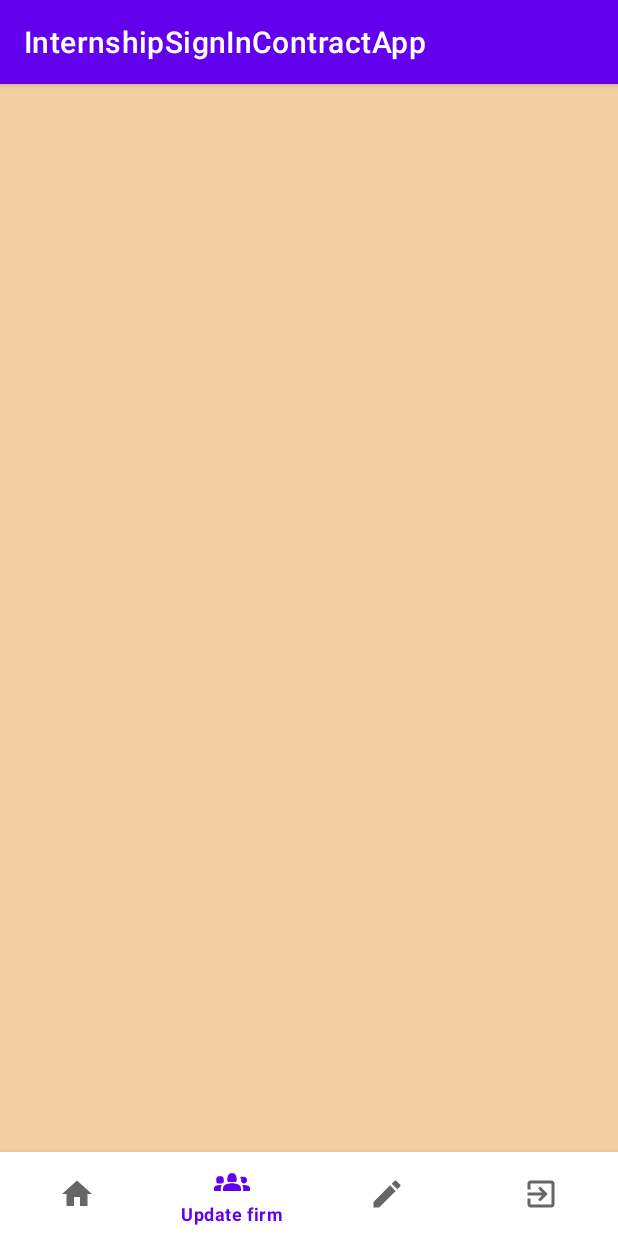
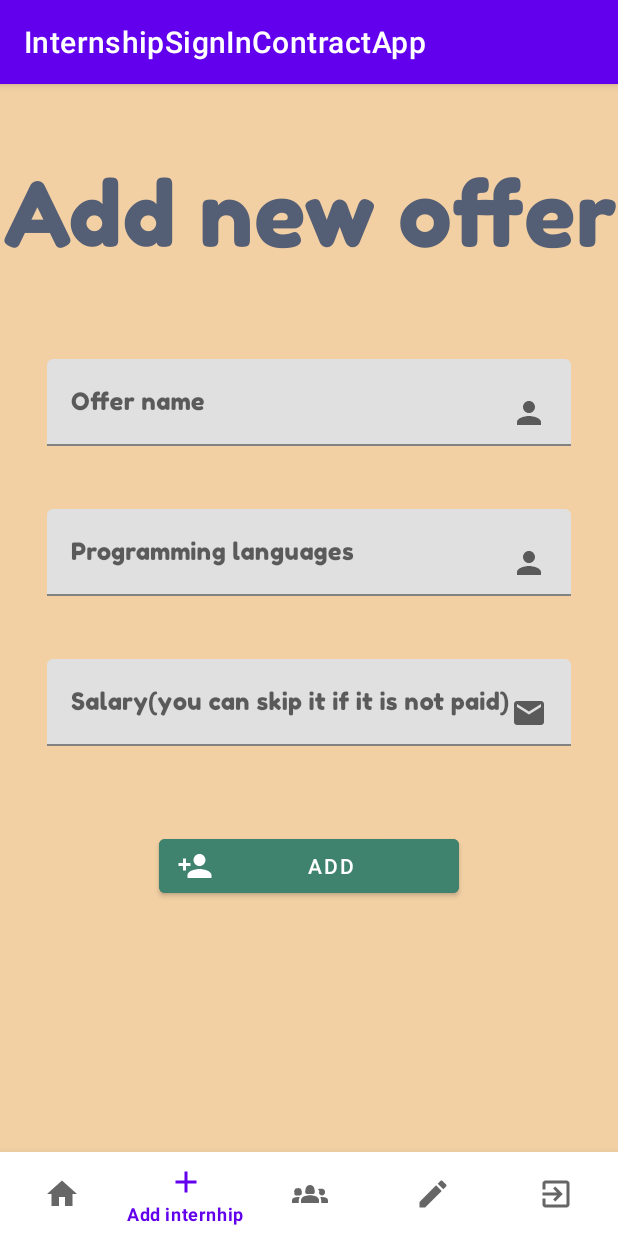
Before and after one commit to AndreiMirica19/InternshipApp, an Android app: the MainPageCompany screen opened directly, with no data from a screen before it, item 2 of the bottom bar chosen, on a phone screen of 412 x 824 dp. Run offline under Robolectric (Android 15) with nearby library versions, the phone set to English and light mode, and no system bars; our stand-ins replace Firebase (no records; nobody signed in at launch, a user with empty details on screens opened directly).

Commit message:
Companies can add internships and can be seen by the students.

```diff
--- a/app/src/main/java/com/example/internshipsignincontractapp/MainPageCompany.java
+++ b/app/src/main/java/com/example/internshipsignincontractapp/MainPageCompany.java
@@ -1,14 +1,65 @@
 package com.example.internshipsignincontractapp;
 
+import android.content.DialogInterface;
+import android.content.Intent;
 import android.os.Bundle;
+import android.widget.FrameLayout;
 
 import androidx.annotation.Nullable;
+import androidx.appcompat.app.AlertDialog;
 import androidx.appcompat.app.AppCompatActivity;
+import androidx.fragment.app.Fragment;
+import androidx.fragment.app.FragmentManager;
+import androidx.fragment.app.FragmentTransaction;
+
+import com.google.android.material.bottomnavigation.BottomNavigationView;
 
 public class MainPageCompany extends AppCompatActivity {
+    BottomNavigationView bottomNavigationMenuView;
+
+    FrameLayout navHostController;
     @Override
     protected void onCreate(@Nullable Bundle savedInstanceState) {
         super.onCreate(savedInstanceState);
         setContentView(R.layout.main_page_company);
+        bottomNavigationMenuView = (BottomNavigationView) findViewById(R.id.bottom_navigation);
+        navHostController = findViewById(R.id.fragmentContainerView_Firm);
+        bottomNavigationMenuView.setOnNavigationItemSelectedListener(item->{
+            switch (item.getItemId()){
+                case R.id.page_home:
+                    replaceFragment(new MainPageCompanyFragment());
+                    break;
+                case R.id.add_internship:
+                    replaceFragment(new add_offer_fragment());
+                    break;
+                case R.id.Log_Out:
+                    AlertDialog alertDialog = new AlertDialog.Builder(MainPageCompany.this).create();
+                    alertDialog.setTitle("Alert");
+                    alertDialog.setMessage("Are you sure you want to log out");
+                    alertDialog.setButton(AlertDialog.BUTTON_POSITIVE, "Yes", new DialogInterface.OnClickListener() {
+                        public void onClick(DialogInterface dialog, int which) {
+                            Intent intent = new Intent(MainPageCompany.this,MainActivity.class);
+                            startActivity(intent);
+                        }
+                    });
+                    alertDialog.setButton(AlertDialog.BUTTON_NEGATIVE, "No", new DialogInterface.OnClickListener() {
+                        public void onClick(DialogInterface dialog, int which) {
+
+                        }
+                    });
+                    alertDialog.show();
+
+                    break;
+            }
+            return true;
+        });
+    }
+    private  void replaceFragment(Fragment fragment){
+        FragmentManager fragmentManager = getSupportFragmentManager();
+        FragmentTransaction fragmentTransaction = fragmentManager.beginTransaction();
+        fragmentTransaction.replace(R.id.fragmentContainerView_Firm,fragment);
+        fragmentTransaction.commit();
+
+
     }
 }
--- /dev/null
+++ b/app/src/main/java/com/example/internshipsignincontractapp/add_offer_fragment.java
@@ -0,0 +1,76 @@
+package com.example.internshipsignincontractapp;
+
+import android.os.Bundle;
+import android.view.LayoutInflater;
+import android.view.View;
+import android.view.ViewGroup;
+import android.widget.Button;
+import android.widget.Toast;
+
+import androidx.annotation.NonNull;
+import androidx.annotation.Nullable;
+import androidx.fragment.app.Fragment;
+
+import com.example.internshipsignincontractapp.Model.Company;
+import com.example.internshipsignincontractapp.Model.DbConnector;
+import com.example.internshipsignincontractapp.Model.Internship;
+import com.google.android.material.textfield.TextInputEditText;
+
+public class add_offer_fragment extends Fragment {
+    private String mParam1;
+    private String mParam2;
+    private Button save_btn;
+    private static final String ARG_PARAM1 = "param1";
+    private static final String ARG_PARAM2 = "param2";
+    public add_offer_fragment(){
+
+    }
+    public static add_offer_fragment newInstance(String param1, String param2) {
+        add_offer_fragment fragment = new add_offer_fragment();
+        Bundle args = new Bundle();
+        args.putString(ARG_PARAM1, param1);
+        args.putString(ARG_PARAM2, param2);
+        fragment.setArguments(args);
+        return fragment;
+    }
+    @Override
+    public void onCreate(Bundle savedInstanceState) {
+        super.onCreate(savedInstanceState);
+        if (getArguments() != null) {
+            mParam1 = getArguments().getString(ARG_PARAM1);
+            mParam2 = getArguments().getString(ARG_PARAM2);
+        }
+
+
+    }
+
+    @Override
+    public void onViewCreated(@NonNull View view, @Nullable Bundle savedInstanceState) {
+        super.onViewCreated(view, savedInstanceState);
+        DbConnector dbConnector = DbConnector.getInstance();
+        TextInputEditText offerName = view.findViewById(R.id.offerInput);
+        TextInputEditText skills = view.findViewById(R.id.Languagesinput);
+        TextInputEditText salary = view.findViewById(R.id.salary_input);
+        Button btn = view.findViewById(R.id.addOffer);
+       Company c =(Company)dbConnector.currentUser;
+        btn.setOnClickListener(new View.OnClickListener() {
+            @Override
+            public void onClick(View view) {
+               if(offerName.getText()!=null&&skills.getText()!=null){
+                   if(salary.getText()!=null)
+                   dbConnector.addInternship(new Internship(offerName.getText().toString(),skills.getText().toString(),salary.getText().toString(),c.getName()));
+                   else
+                       dbConnector.addInternship(new Internship(offerName.getText().toString(),skills.getText().toString(),c.getName()));
+               Toast.makeText(getContext(),"Offer added",Toast.LENGTH_SHORT).show();
+               }
+            }
+        });
+    }
+
+    @Override
+    public View onCreateView(LayoutInflater inflater, ViewGroup container,
+                             Bundle savedInstanceState) {
+        // Inflate the layout for this fragment
+        return inflater.inflate(R.layout.add_internship_fragment, container, false);
+    }
+}
--- a/app/src/main/java/com/example/internshipsignincontractapp/edit_account_student_fragment.java
+++ b/app/src/main/java/com/example/internshipsignincontractapp/edit_account_student_fragment.java
@@ -13,6 +13,7 @@ import android.view.ViewGroup;
 import android.widget.Button;
 
 import com.example.internshipsignincontractapp.Model.DbConnector;
+import com.example.internshipsignincontractapp.Model.Students;
 import com.google.android.material.textfield.TextInputEditText;
 
 /**
@@ -71,8 +72,9 @@ public class edit_account_student_fragment extends Fragment {
         TextInputEditText name = view.findViewById(R.id.edit_student_name);
         TextInputEditText uniGroup = view.findViewById(R.id.uni_group);
         DbConnector dbConnector = DbConnector.getInstance();
-        name.setText(dbConnector.currentUser.getName());
-        uniGroup.setText(dbConnector.currentUser.getGroup());
+        Students currentStudent = (Students) dbConnector.currentUser;
+        name.setText(currentStudent.getName());
+        uniGroup.setText(currentStudent.getGroup());
     }
 
     @Override
--- /dev/null
+++ b/app/src/main/res/layout/add_internship_fragment.xml
@@ -0,0 +1,106 @@
+<?xml version="1.0" encoding="utf-8"?>
+<androidx.constraintlayout.widget.ConstraintLayout xmlns:android="http://schemas.android.com/apk/res/android"
+    android:layout_width="match_parent"
+    android:layout_height="match_parent"
+    android:background="#F2D0A4"
+    xmlns:app="http://schemas.android.com/apk/res-auto"
+    tools:context=".add_offer_fragment"
+    xmlns:tools="http://schemas.android.com/tools"
+    >
+    <TextView
+        android:layout_width="match_parent"
+        android:layout_height="wrap_content"
+        android:layout_marginBottom="60dp"
+        android:gravity="center"
+        android:text="Add new offer"
+        android:textSize="60dp"
+        app:layout_constraintBottom_toTopOf="@id/Offer"
+        android:textColor="@color/text_Color"
+        android:fontFamily="@font/fredokaone_regular"
+
+        app:layout_constraintStart_toStartOf="parent" />
+    <com.google.android.material.textfield.TextInputLayout
+        android:layout_width="match_parent"
+        android:hint="@string/offer_name"
+        android:id="@+id/Offer"
+        android:layout_height="wrap_content"
+        android:layout_marginTop="164dp"
+        android:layout_marginLeft="30dp"
+        android:layout_marginRight="30dp"
+        app:layout_constraintEnd_toEndOf="parent"
+        app:flow_horizontalBias="0.0"
+        app:layout_constraintStart_toStartOf="parent"
+        app:layout_constraintTop_toTopOf="parent"
+        app:layout_constraintTop_toBottomOf="@id/Languages"
+        >
+    <com.google.android.material.textfield.TextInputEditText
+        android:layout_width="match_parent"
+        android:fontFamily="@font/fredokaone_regular"
+        android:layout_height="wrap_content"
+        android:textColor="@color/text_Color"
+        android:drawableEnd="@drawable/ic_username"
+        android:id="@+id/offerInput"
+        />
+    </com.google.android.material.textfield.TextInputLayout>
+    <com.google.android.material.textfield.TextInputLayout
+        android:layout_width="match_parent"
+        android:hint="@string/programming_languages"
+        android:id="@+id/Languages"
+        android:layout_height="wrap_content"
+        app:layout_constraintTop_toBottomOf="@id/Offer"
+        android:layout_marginTop="264dp"
+        android:layout_marginLeft="30dp"
+        android:layout_marginRight="30dp"
+        app:layout_constraintEnd_toEndOf="parent"
+        app:flow_horizontalBias="0.0"
+        app:layout_constraintStart_toStartOf="parent"
+        app:layout_constraintTop_toTopOf="parent"
+        >
+        <com.google.android.material.textfield.TextInputEditText
+            android:layout_width="match_parent"
+            android:fontFamily="@font/fredokaone_regular"
+            android:layout_height="wrap_content"
+            android:textColor="@color/text_Color"
+            android:drawableEnd="@drawable/ic_username"
+            android:id="@+id/Languagesinput"
+            />
+    </com.google.android.material.textfield.TextInputLayout>
+    <com.google.android.material.textfield.TextInputLayout
+        android:layout_width="match_parent"
+        android:hint="Salary(you can skip it if it is not paid)"
+
+        android:layout_marginTop="364dp"
+        android:layout_marginLeft="30dp"
+        android:layout_marginRight="30dp"
+        app:layout_constraintEnd_toEndOf="parent"
+        app:flow_horizontalBias="0.0"
+        android:id="@+id/salary"
+        app:layout_constraintStart_toStartOf="parent"
+        app:layout_constraintTop_toTopOf="parent"
+        android:layout_height="wrap_content">
+        <com.google.android.material.textfield.TextInputEditText
+            android:layout_width="match_parent"
+            android:fontFamily="@font/fredokaone_regular"
+            android:layout_height="wrap_content"
+            android:textColor="@color/text_Color"
+            android:id="@+id/salary_input"
+            android:drawableEnd="@drawable/ic_email"
+            />
+    </com.google.android.material.textfield.TextInputLayout>
+    <com.google.android.material.button.MaterialButton
+        android:layout_width="200dp"
+        android:layout_height="wrap_content"
+        android:layout_marginTop="56dp"
+        android:id="@+id/addOffer"
+        android:backgroundTint="@color/button_Color"
+        android:text="@string/add"
+
+        app:layout_constraintStart_toStartOf="parent"
+        app:layout_constraintEnd_toEndOf="parent"
+        app:layout_constraintTop_toBottomOf="@id/salary"
+        app:icon="@drawable/ic_signup"
+        style="@style/Widget.MaterialComponents.Button.Icon"
+        />
+
+
+</androidx.constraintlayout.widget.ConstraintLayout>
--- a/app/src/main/res/layout/main_page_company.xml
+++ b/app/src/main/res/layout/main_page_company.xml
@@ -2,6 +2,7 @@
 <androidx.constraintlayout.widget.ConstraintLayout xmlns:android="http://schemas.android.com/apk/res/android"
     android:layout_width="match_parent"
     android:layout_height="match_parent"
+    xmlns:tools="http://schemas.android.com/tools"
     android:background="#F2D0A4"
     xmlns:app="http://schemas.android.com/apk/res-auto">
     <com.google.android.material.bottomnavigation.BottomNavigationView
@@ -9,6 +10,17 @@
         android:layout_width="match_parent"
         android:layout_height="wrap_content"
         app:layout_constraintBottom_toBottomOf="parent"
-
         app:menu="@menu/bottom_navigation_menu_firm" />
+    <FrameLayout
+        android:id="@+id/fragmentContainerView_Firm"
+        android:name="androidx.navigation.fragment.NavHostFragment"
+        android:layout_width="409dp"
+        android:layout_height="673dp"
+        app:defaultNavHost="true"
+        app:layout_constraintTop_toTopOf="parent"
+        app:layout_constraintBottom_toTopOf="@id/bottom_navigation"
+        app:layout_constraintStart_toStartOf="parent"
+        app:layout_constraintEnd_toEndOf="parent"
+        tools:layout_editor_absoluteX="1dp"
+        tools:layout_editor_absoluteY="1dp" />
 </androidx.constraintlayout.widget.ConstraintLayout>
--- a/app/src/main/res/menu/bottom_navigation_menu_firm.xml
+++ b/app/src/main/res/menu/bottom_navigation_menu_firm.xml
@@ -6,17 +6,23 @@
         android:icon="@drawable/ic_baseline_home_24"
         android:title="@string/home"/>
     <item
-        android:id="@+id/page_1"
+        android:id="@+id/add_internship"
+        android:enabled="true"
+        android:icon="@drawable/ic_baseline_add_24"
+        android:title="@string/add_internhip"
+        />
+    <item
+        android:id="@+id/update_firm"
         android:enabled="true"
         android:icon="@drawable/ic_baseline_groups_2_24"
         android:title="@string/update_firm"/>
     <item
-        android:id="@+id/page_2"
+        android:id="@+id/Sign_Convention"
         android:enabled="true"
         android:icon="@drawable/ic_update_profile"
         android:title="@string/sign_convention"/>
     <item
-        android:id="@+id/page_3"
+        android:id="@+id/Log_Out"
         android:enabled="true"
         android:icon="@drawable/ic_baseline_exit_to_app_24"
         android:title="@string/log_out"/>
--- a/app/src/main/res/values/strings.xml
+++ b/app/src/main/res/values/strings.xml
@@ -24,4 +24,11 @@
     <!-- TODO: Remove or change this placeholder text -->
     <string name="hello_blank_fragment">Hello blank fragment</string>
     <string name="save">Save</string>
+    <string name="add_internhip">Add internhip</string>
+    <string name="offer_name">Offer name</string>
+    <string name="mandatory_to_know">Mandatory to know</string>
+    <string name="programming_languages">Programming languages</string>
+    <string name="add">Add</string>
+    <string name="skills">Skills:</string>
+    <string name="apply">apply</string>
 </resources>
```
Also changed, not shown: app/src/main/java/com/example/internshipsignincontractapp/InternshipAdapter.java (added, +47 -0 lines), app/src/main/java/com/example/internshipsignincontractapp/MainActivity.java (+10 -3 lines), app/src/main/java/com/example/internshipsignincontractapp/MainPageCompanyFragment.java (added, +45 -0 lines), app/src/main/java/com/example/internshipsignincontractapp/Model/Account.java (added, +8 -0 lines), app/src/main/java/com/example/internshipsignincontractapp/Model/Company.java (added, +43 -0 lines), app/src/main/java/com/example/internshipsignincontractapp/Model/DbConnector.java (+59 -2 lines), app/src/main/java/com/example/internshipsignincontractapp/Model/Internship.java (added, +63 -0 lines), app/src/main/java/com/example/internshipsignincontractapp/Model/Students.java (+2 -5 lines), app/src/main/java/com/example/internshipsignincontractapp/main_page_student_fragment.java (+15 -0 lines), app/src/main/res/layout/fragment_main_page_student_fragment.xml (+15 -1 lines), app/src/main/res/layout/internships_adapter.xml (added, +96 -0 lines), app/src/main/res/layout/main_page_firm_fragment.xml (added, +20 -0 lines).
